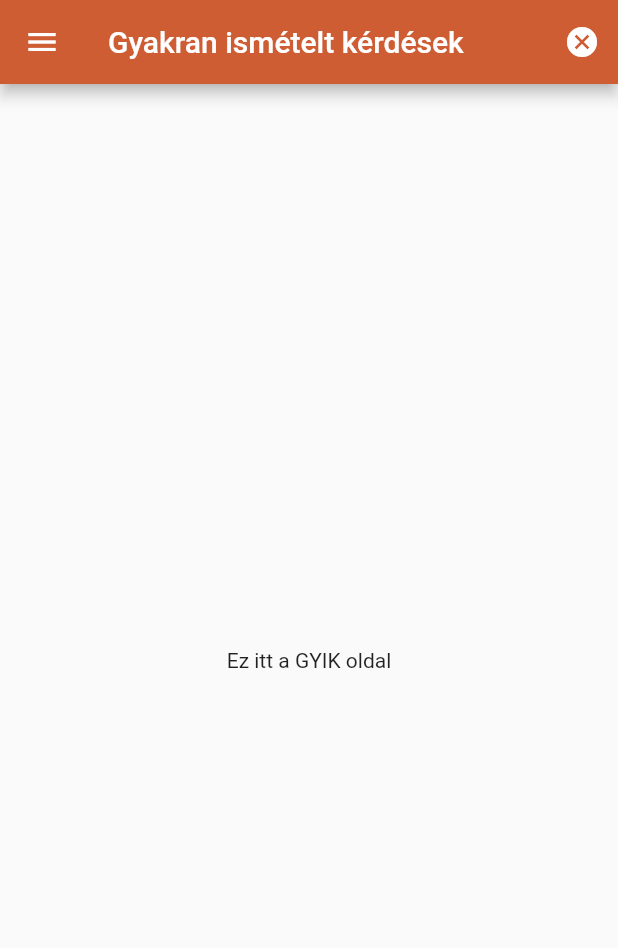
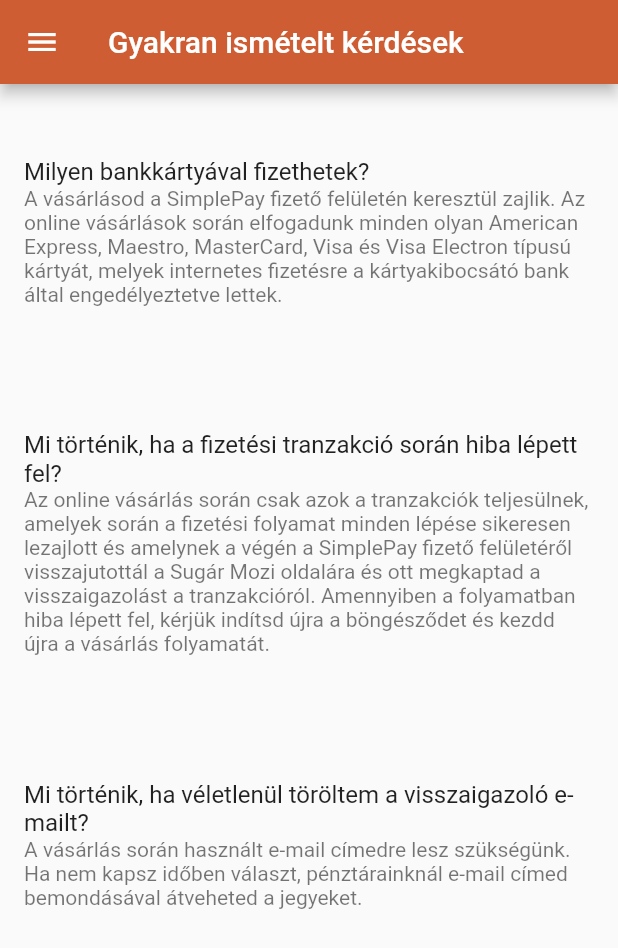
Before and after one commit to HernadiB/LogIn, a Flutter app: the gyikPage screen opened directly, on a phone screen of 412 x 824 dp. Shown: the top 948 px of the screen. Run offline on Flutter 3.47's test engine with Material 2 defaults, Android fonts, the light colour scheme and no system bars; our stand-ins replace get.

Commit message:
F2.6 Flutter User GYIK oldal

```diff
--- a/brb_biliard/lib/screen/gyikPage.dart
+++ b/brb_biliard/lib/screen/gyikPage.dart
@@ -9,17 +9,44 @@ class gyikPage extends StatelessWidget {
         appBar: AppBar(
           title: Text("Gyakran ismételt kérdések"),
           backgroundColor: const Color(0xffCE5D34),
-          actions: <Widget>[
-            IconButton(
-                icon: Icon(Icons.cancel),
-                onPressed: () {
-                  Navigator.of(context).push(new MaterialPageRoute(
-                    builder: (BuildContext context) => new LoginScreen(),
-                  ));
-                })
-          ],
         ),
         drawer: NavDrawer(),
-        body: Center(child: Text("Ez itt a GYIK oldal")));
+        body: Column(children: [
+          SizedBox(
+            height: 45,
+          ),
+          ListTile(
+            title: Text('Milyen bankkártyával fizethetek?'),
+            subtitle: Text(
+                'A vásárlásod a SimplePay fizető felületén keresztül zajlik. Az online vásárlások során elfogadunk minden olyan American Express, Maestro, MasterCard, Visa és Visa Electron típusú kártyát, melyek internetes fizetésre a kártyakibocsátó bank által engedélyeztetve lettek.'),
+          ),
+          SizedBox(
+            height: 30,
+          ),
+          SizedBox(
+            height: 45,
+          ),
+          ListTile(
+            title: Text(
+                'Mi történik, ha a fizetési tranzakció során hiba lépett fel?'),
+            subtitle: Text(
+                'Az online vásárlás során csak azok a tranzakciók teljesülnek, amelyek során a fizetési folyamat minden lépése sikeresen lezajlott és amelynek a végén a SimplePay fizető felületéről visszajutottál a Sugár Mozi oldalára és ott megkaptad a visszaigazolást a tranzakcióról. Amennyiben a folyamatban hiba lépett fel, kérjük indítsd újra a böngésződet és kezdd újra a vásárlás folyamatát.'),
+          ),
+          SizedBox(
+            height: 30,
+          ),
+          SizedBox(
+            height: 45,
+          ),
+          ListTile(
+            title: Text(
+                'Mi történik, ha véletlenül töröltem a visszaigazoló e-mailt?'),
+            subtitle: Text(
+                'A vásárlás során használt e-mail címedre lesz szükségünk. Ha nem kapsz időben választ, pénztárainknál e-mail címed bemondásával átveheted a jegyeket. '),
+          ),
+          SizedBox(
+            height: 30,
+          ),
+        ]));
   }
 }
```
